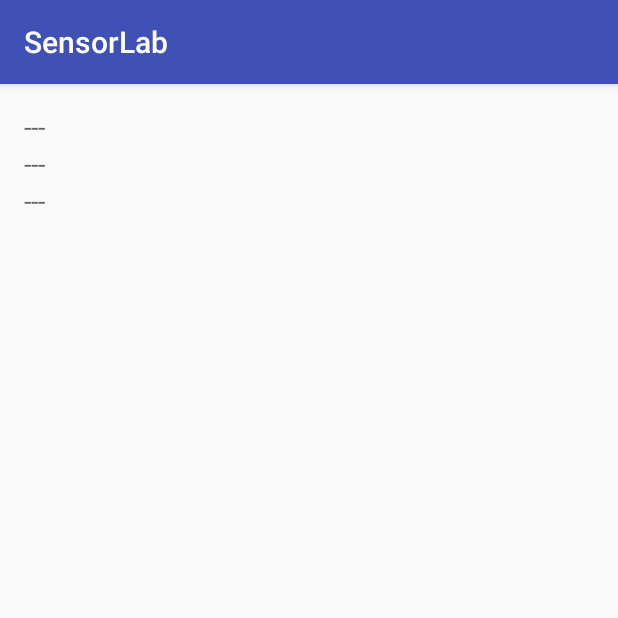
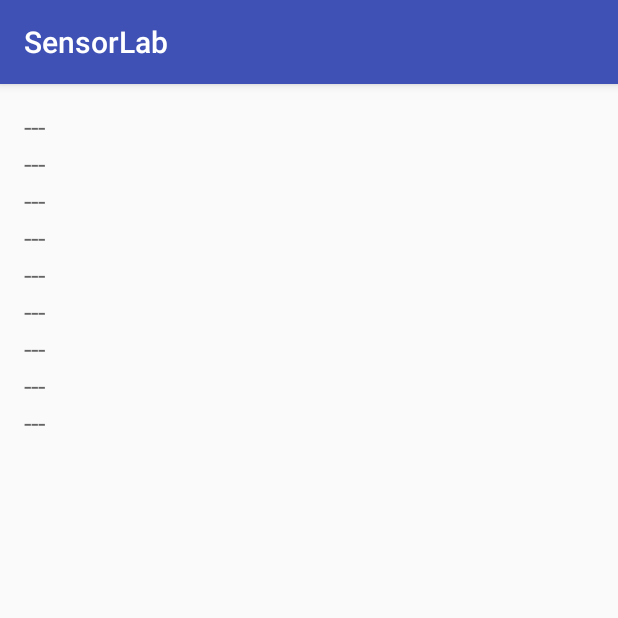
Before and after one commit to ptrgags/android-sensor-lab, an Android app: the screen it shows after launch (MainActivity), on a phone screen of 412 x 824 dp, the top half of it. Run offline under Robolectric (Android 15) with nearby library versions, the phone set to English and light mode, and no system bars.

Commit message:
Add several more sensors
Add a bunch of new sensors to the app. Not every one works on my phone.

```diff
--- a/SensorLab/app/src/main/java/ptrgags/sensorlab/MainActivity.java
+++ b/SensorLab/app/src/main/java/ptrgags/sensorlab/MainActivity.java
@@ -12,6 +12,12 @@ public class MainActivity extends AppCompatActivity implements SensorEventListen
 
     private SensorManager sensorManager;
     private Sensor gravity;
+    private Sensor ambientTemp;
+    private Sensor steps;
+    private Sensor proximity;
+    private Sensor ambientLight;
+    private Sensor ambientPressure;
+    private Sensor ambientRelHumidity;
 
     @Override
     protected void onCreate(Bundle savedInstanceState) {
@@ -21,9 +27,23 @@ public class MainActivity extends AppCompatActivity implements SensorEventListen
         //Create the sensor manager
         sensorManager = (SensorManager) getSystemService(SENSOR_SERVICE);
 
-        //Get the accelerometer
+        //Motion Sensors
+        //acceleration = sensorManager.getDefaultSensor(Sensor.TYPE_ACCELEROMETER);
         gravity = sensorManager.getDefaultSensor(Sensor.TYPE_GRAVITY);
-        sensorManager.registerListener(this, gravity, SensorManager.SENSOR_DELAY_FASTEST);
+        //gyro = sensorManager.getDefaultSensor(Sensor.TYPE_GYROSCOPE);
+        steps = sensorManager.getDefaultSensor(Sensor.TYPE_STEP_COUNTER);
+
+        //Position sensors
+        //magnetometer = sensorManager.getDefaultSensor(Sensor.TYPE_MAGNETIC_FIELD);
+        proximity = sensorManager.getDefaultSensor(Sensor.TYPE_PROXIMITY);
+
+        //Ambient environment sensors
+        ambientTemp = sensorManager.getDefaultSensor(Sensor.TYPE_AMBIENT_TEMPERATURE);
+        ambientLight = sensorManager.getDefaultSensor(Sensor.TYPE_LIGHT);
+        ambientPressure = sensorManager.getDefaultSensor(Sensor.TYPE_PRESSURE);
+        ambientRelHumidity = sensorManager.getDefaultSensor(Sensor.TYPE_RELATIVE_HUMIDITY);
+
+        registerListeners();
     }
 
     @Override
@@ -40,7 +60,7 @@ public class MainActivity extends AppCompatActivity implements SensorEventListen
 
     @Override
     protected void onResume() {
-        sensorManager.registerListener(this, gravity, SensorManager.SENSOR_DELAY_FASTEST);
+        registerListeners();
         super.onResume();
     }
 
@@ -58,10 +78,39 @@ public class MainActivity extends AppCompatActivity implements SensorEventListen
             ((TextView) findViewById(R.id.gravityY)).setText(getString(R.string.gravityY, gravity[1]));
             ((TextView) findViewById(R.id.gravityZ)).setText(getString(R.string.gravityZ, gravity[2]));
         }
+        else if (event.sensor.getType() == Sensor.TYPE_AMBIENT_TEMPERATURE) {
+            ((TextView) findViewById(R.id.ambientTemp)).setText(getString(R.string.ambientTemp, event.values[0]));
+        }
+        else if (event.sensor.getType() == Sensor.TYPE_LIGHT) {
+            ((TextView) findViewById(R.id.ambientLight)).setText(getString(R.string.ambientLight, event.values[0]));
+        }
+        else if (event.sensor.getType() == Sensor.TYPE_PRESSURE) {
+            ((TextView) findViewById(R.id.ambientPressure)).setText(getString(R.string.ambientPressure, event.values[0]));
+        }
+        else if (event.sensor.getType() == Sensor.TYPE_PROXIMITY) {
+            ((TextView) findViewById(R.id.proximity)).setText(getString(R.string.proximity, event.values[0]));
+        }
+        else if (event.sensor.getType() == Sensor.TYPE_STEP_COUNTER) {
+            ((TextView) findViewById(R.id.steps)).setText(getString(R.string.steps, event.values[0]));
+        }
+        else if (event.sensor.getType() == Sensor.TYPE_RELATIVE_HUMIDITY) {
+            ((TextView) findViewById(R.id.ambientRelHumidity)).setText(getString(R.string.ambientRelHumidity, event.values[0]));
+        }
     }
 
     @Override
     public void onAccuracyChanged(Sensor sensor, int accuracy) {
         //Do nothing
     }
+
+
+    public void registerListeners() {
+        sensorManager.registerListener(this, gravity, SensorManager.SENSOR_DELAY_FASTEST);
+        sensorManager.registerListener(this, ambientTemp, SensorManager.SENSOR_DELAY_FASTEST);
+        sensorManager.registerListener(this, ambientLight, SensorManager.SENSOR_DELAY_FASTEST);
+        sensorManager.registerListener(this, ambientPressure, SensorManager.SENSOR_DELAY_FASTEST);
+        sensorManager.registerListener(this, ambientRelHumidity, SensorManager.SENSOR_DELAY_FASTEST);
+        sensorManager.registerListener(this, steps, SensorManager.SENSOR_DELAY_UI);
+        sensorManager.registerListener(this, proximity, SensorManager.SENSOR_DELAY_FASTEST);
+    }
 }
--- a/SensorLab/app/src/main/res/layout/activity_main.xml
+++ b/SensorLab/app/src/main/res/layout/activity_main.xml
@@ -34,5 +34,49 @@
             android:textAppearance="?android:attr/textAppearanceMedium"
             android:text="@string/placeholder"
             android:id="@+id/gravityZ" />
+
+        <TextView
+            android:layout_width="wrap_content"
+            android:layout_height="wrap_content"
+            android:textAppearance="?android:attr/textAppearanceMedium"
+            android:text="@string/placeholder"
+            android:id="@+id/proximity" />
+
+        <TextView
+            android:layout_width="wrap_content"
+            android:layout_height="wrap_content"
+            android:textAppearance="?android:attr/textAppearanceMedium"
+            android:text="@string/placeholder"
+            android:id="@+id/steps" />
+
+        <TextView
+            android:layout_width="wrap_content"
+            android:layout_height="wrap_content"
+            android:textAppearance="?android:attr/textAppearanceMedium"
+            android:text="@string/placeholder"
+            android:id="@+id/ambientTemp" />
+
+        <TextView
+            android:layout_width="wrap_content"
+            android:layout_height="wrap_content"
+            android:textAppearance="?android:attr/textAppearanceMedium"
+            android:text="@string/placeholder"
+            android:id="@+id/ambientLight" />
+
+        <TextView
+            android:layout_width="wrap_content"
+            android:layout_height="wrap_content"
+            android:textAppearance="?android:attr/textAppearanceMedium"
+            android:text="@string/placeholder"
+            android:id="@+id/ambientPressure" />
+
+        <TextView
+            android:layout_width="wrap_content"
+            android:layout_height="wrap_content"
+            android:textAppearance="?android:attr/textAppearanceMedium"
+            android:text="@string/placeholder"
+            android:id="@+id/ambientRelHumidity" />
+
     </LinearLayout>
+
 </RelativeLayout>
--- a/SensorLab/app/src/main/res/values/strings.xml
+++ b/SensorLab/app/src/main/res/values/strings.xml
@@ -1,7 +1,13 @@
 <resources>
     <string name="app_name">SensorLab</string>
     <string name="placeholder">---</string>
-    <string name="gravityX">Gravity X: %1$.1f m/s^2</string>
-    <string name="gravityY">Gravity Y: %1$.1f m/s^2</string>
-    <string name="gravityZ">Gravity Z: %1$.1f m/s^2</string>
+    <string name="gravityX">Gravity X: %1$.2f m/s^2</string>
+    <string name="gravityY">Gravity Y: %1$.2f m/s^2</string>
+    <string name="gravityZ">Gravity Z: %1$.2f m/s^2</string>
+    <string name="ambientTemp">Ambient Temp: %1$.2f °C</string>
+    <string name="ambientLight">Ambient Light: %1$.2f lx</string>
+    <string name="ambientPressure">Ambient Pressure: %1$.2f hPa</string>
+    <string name="ambientRelHumidity">Ambient Relative Humidity: %1$.2f %%</string>
+    <string name="steps">Steps: %1$.2f steps</string>
+    <string name="proximity">Proximity: %1$.2f cm</string>
 </resources>
```
